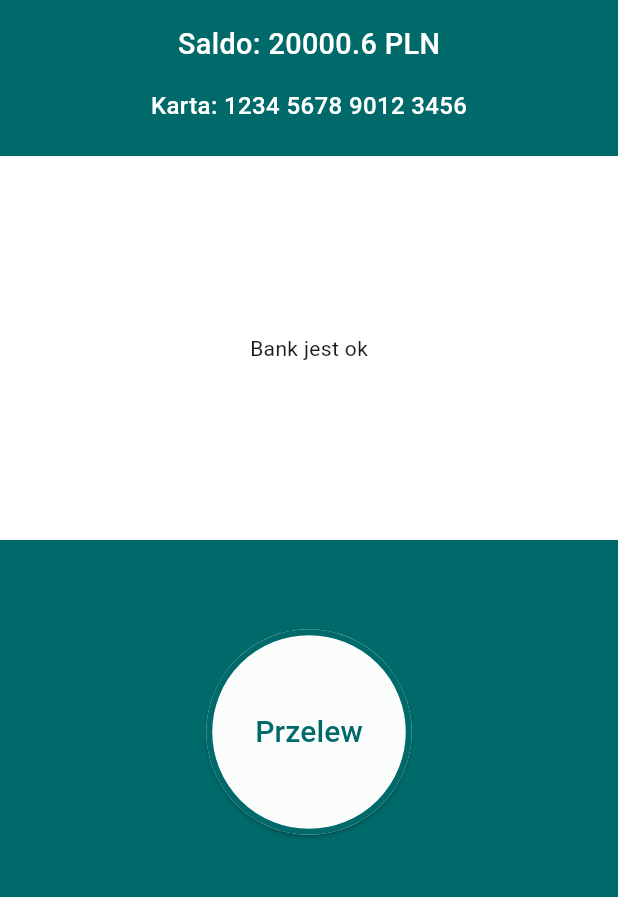
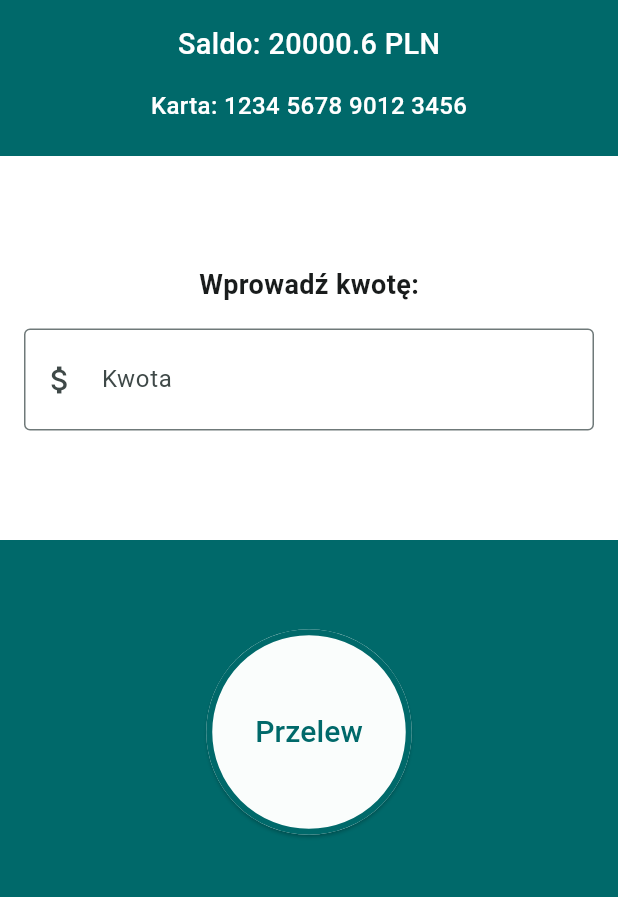
Before and after one commit to pawelwlazlo/flutter_playground, a Flutter app: the BankPage screen opened directly, on a phone screen of 412 x 824 dp, the part 312-1209 px from its top. Run offline on Flutter 3.47's test engine with Material 2 defaults, Android fonts, the light colour scheme and no system bars; our stand-ins replace dartz, decimal, dynamic_color, equatable, flutter_bloc, get_it; Roboto replaces fonts that are missing (Rubik).

Commit message:
dodanie kwota prompt

```diff
--- a/lib/application/pages/bank/widgets/center_section.dart
+++ b/lib/application/pages/bank/widgets/center_section.dart
@@ -1,4 +1,5 @@
 import 'package:flutter/material.dart';
+import 'package:flutter/services.dart';
 import 'package:flutter_bloc/flutter_bloc.dart';
 
 import '../cubit/bank_cubit.dart';
@@ -9,7 +10,6 @@ class BankCenterSection extends StatelessWidget {
   @override
   Widget build(BuildContext context) {
     final ThemeData themeData = Theme.of(context);
-
     return Column(
       children: [
         Expanded(
@@ -18,7 +18,7 @@ class BankCenterSection extends StatelessWidget {
                 builder: (context, state) {
               final stateModel = state.bankStateModel;
               if (state is BankInitial) {
-                return const Text('Bank jest ok');
+                return const KwotaPrompt();
               } else if (state is BankStateBlikRequested ||
                   state is BankStatePrzelewRequested) {
                 return CircularProgressIndicator(
@@ -39,9 +39,9 @@ class BankCenterSection extends StatelessWidget {
                   ],
                 );
               } else if (state is BankStateCommandPageChanged) {
-                return const SizedBox();
+                return const KwotaPrompt();
               } else {
-                return const Text('Bank jest ok');
+                return const KwotaPrompt();
               }
             }),
           ),
@@ -50,3 +50,39 @@ class BankCenterSection extends StatelessWidget {
     );
   }
 }
+
+class KwotaPrompt extends StatelessWidget {
+  const KwotaPrompt({super.key});
+
+  @override
+  Widget build(BuildContext context) {
+    final TextEditingController amountController = TextEditingController();
+    return Container(
+      padding: const EdgeInsets.symmetric(horizontal: 16),
+      child: Column(
+        mainAxisAlignment: MainAxisAlignment.center,
+        children: [
+          const Text(
+            'Wprowadź kwotę:',
+            style: TextStyle(fontSize: 18, fontWeight: FontWeight.bold),
+          ),
+          const SizedBox(height: 16),
+          TextField(
+            controller: amountController,
+            keyboardType: const TextInputType.numberWithOptions(decimal: true),
+            inputFormatters: [
+              FilteringTextInputFormatter.allow(RegExp(r'^\d*,?\d*')),
+            ],
+            decoration: InputDecoration(
+              labelText: 'Kwota',
+              border: OutlineInputBorder(),
+              prefixIcon: Icon(Icons.attach_money),
+            ),
+            textAlign: TextAlign.center,
+            style: const TextStyle(fontSize: 24, fontWeight: FontWeight.bold),
+          ),
+        ],
+      ),
+    );
+  }
+}
--- a/lib/main.dart
+++ b/lib/main.dart
@@ -24,6 +24,7 @@ class MyApp extends StatelessWidget {
     final theme = Theme.of(context);
     return Consumer<ThemeService>(builder: (context, themeService, child) {
       return MaterialApp(
+        debugShowCheckedModeBanner: false,
         themeMode: themeService.isDarkModeOn ? ThemeMode.dark : ThemeMode.light,
         theme: AppTheme.lightTheme,
         darkTheme: AppTheme.darkTheme,
```
Also changed, not shown: 2 other files.
